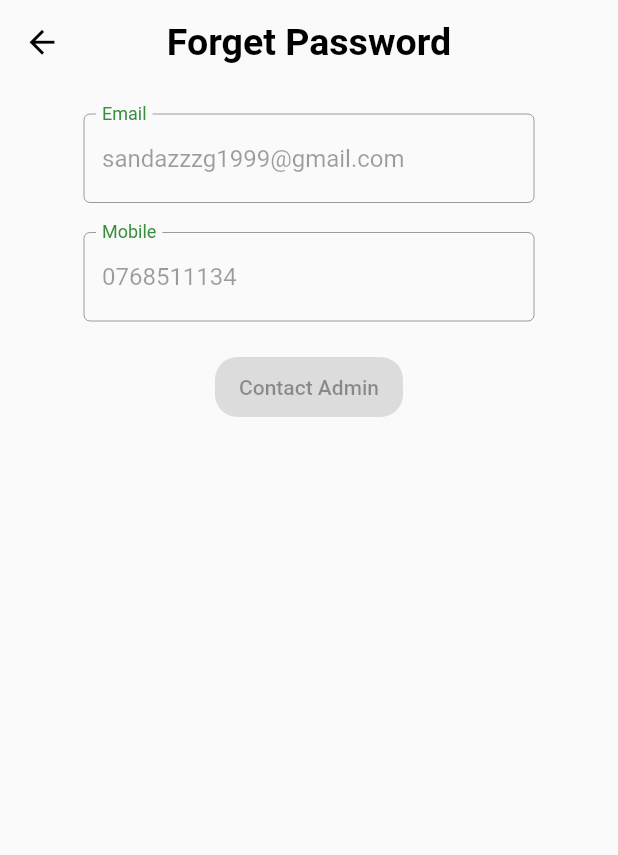
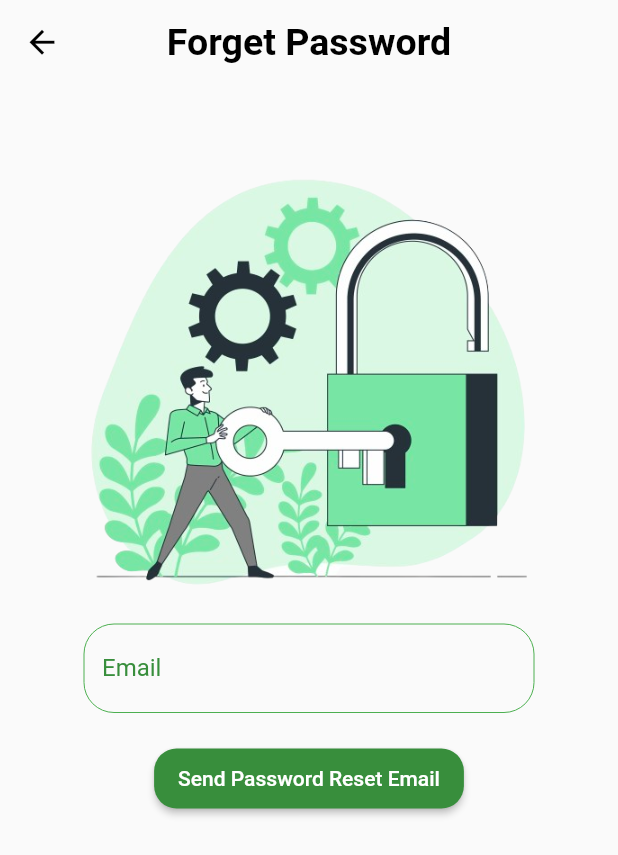
Before and after one commit to sandazz/waste_management_application, a Flutter app: the ForgetPassword screen opened directly, on a phone screen of 412 x 824 dp. Shown: the top 855 px of the screen. Run offline on Flutter 3.47's test engine with Material 2 defaults, Android fonts, the phone set to English and light mode, and no system bars; our stand-ins replace cloud_firestore, firebase_auth, firebase_core, firebase_storage, flutter_fortune_wheel, image_picker and 4 more; missing offline and left inert: flutter_barcode_scanner, mobile_scanner; accounts and stored records are empty.

Commit message:
Forget password - add reset password method - firebase reset password

```diff
--- a/lib/login/forgetPassword.dart
+++ b/lib/login/forgetPassword.dart
@@ -1,7 +1,7 @@
-
-
 import 'package:cloud_firestore/cloud_firestore.dart';
+import 'package:firebase_auth/firebase_auth.dart';
 import 'package:flutter/material.dart';
+import 'package:waste_management_app/components/snackbar.dart';
 
 class ForgetPassword extends StatefulWidget {
   const ForgetPassword({super.key});
@@ -11,73 +11,39 @@ class ForgetPassword extends StatefulWidget {
 }
 
 class _ForgetPasswordState extends State<ForgetPassword>  {
+
+  String forgetPasswordImageURL = "assets/app_images/forget_password_image.png";
+
   final GlobalKey<FormState> _formKey = GlobalKey<FormState>();
-
-  String currentUser = '';
-
-  final mobileController = TextEditingController();
   final emailController = TextEditingController();
-
-  String? _validateMobile(String? value) {
-    if (value == null || value.isEmpty) {
-      return 'Mobile is required';
-    }
-  }
 
   String? _validateEmail(String? value) {
     if (value == null || value.isEmpty) {
       return 'Email is required';
     }
+
+    final emailRegExp = RegExp(r'^[\w-]+(\.[\w-]+)*@[a-zA-Z0-9-]+(\.[a-zA-Z0-9-]+)*(\.[a-zA-Z]{2,})$');
+    if (!emailRegExp.hasMatch(value)) {
+      return 'Enter a valid email address';
+    }
+
+    return null;
   }
 
-  Future<void> resetPassword() async {
-    await FirebaseFirestore.instance
-        .collection('users')
-        .doc(currentUser)
-        .update({'password': 'Qwerty@123'});
-  }
-
-  Future<void> handleSubmit(TextEditingController emailController, TextEditingController mobileController) async {
+  Future<void> sendPasswordResetEmail() async {
     if (_formKey.currentState!.validate()) {
-      // Query Firestore for documents in the 'users' collection where 'email' equals the email provided by the user
-      QuerySnapshot querySnapshot = await FirebaseFirestore.instance
-          .collection('users')
-          .where('email', isEqualTo: emailController.text.trim())
-          .where('mobile', isEqualTo: mobileController.text.trim()) // Please note that storing passwords in plaintext is a bad practice
-          .get();
-
-      if (querySnapshot.docs.isEmpty) {
-        // If the query results in no documents, then there is no user with the given email and password
-        ScaffoldMessenger.of(context).showSnackBar(
-          SnackBar(content: Text('No user found with given credentials.')),
-        );
-      } else {
-        // If the query results in one or more documents, then there is a user with the given email and password
-        ScaffoldMessenger.of(context).showSnackBar(
-          SnackBar(content: Text('User found with given credentials.')),
-        );
-
-        currentUser = querySnapshot.docs.first.id; // assuming there is only one matching document
-        print("Current user ID is: $currentUser");
+      try {
+        print(emailController.text.trim());
+        await FirebaseAuth.instance.sendPasswordResetEmail(email: emailController.text.trim());
+        CustomSnackBar.showSuccess(context, 'Password reset email sent. Check your inbox.');
+      } catch (e) {
+        print('Error sending password reset email: $e');
+        CustomSnackBar.showError(context, 'Error sending password reset email.');
       }
-
-
-      // Clear store values
-      emailController.clear();
-      mobileController.clear();
     }
   }
 
-  Future<void> addContactDetails() async{
-    emailController.text = 'sandazzzg1999@gmail.com';
-    mobileController.text = '0768511134';
-  }
 
-  @override
-  void initState(){
-    super.initState();
-    addContactDetails();
-  }
 
   @override
   Widget build(BuildContext context) {
@@ -113,7 +79,15 @@ class _ForgetPasswordState extends State<ForgetPassword>  {
           key: _formKey,
           child: Column(
             children: [
-              SizedBox(height: 20.0,),
+              SizedBox(height: 50.0,),
+              Container(
+                width: 300.0,
+                child: Image.asset(
+                  forgetPasswordImageURL, // Replace "image.jpg" with the actual filename and extension of your image
+                  fit: BoxFit.cover, // Choose the desired fit option (e.g., BoxFit.cover, BoxFit.fill)
+                ),
+              ),
+              SizedBox(height: 10.0,),
               Row(
                 mainAxisAlignment: MainAxisAlignment.center,
                 children: [
@@ -138,44 +112,13 @@ class _ForgetPasswordState extends State<ForgetPassword>  {
                         ),
                         validator: _validateEmail,
                         controller: emailController,
-                        enabled: false,
-                      )
-                  )
-                ],
-              ),
-              SizedBox(height: 20.0,),
-              Row(
-                mainAxisAlignment: MainAxisAlignment.center,
-                children: [
-                  Container(
-                      width: 300.0,
-                      child: TextFormField(
-                        decoration: InputDecoration(
-                          labelText: 'Mobile',
-                          labelStyle: TextStyle(
-                            color: Colors.green[700], // Set the desired text color
-                          ),
-                          enabledBorder: OutlineInputBorder(
-                            borderRadius: BorderRadius.all(Radius.circular(20.0)),
-                            borderSide:
-                            BorderSide(color: Colors.green, width: 0.0),
-                          ),
-                          focusedBorder: OutlineInputBorder(
-                            borderRadius: BorderRadius.all(Radius.circular(20.0)),
-                            borderSide: BorderSide(color: Colors.green, width: 2.0), // Set the desired border color and width
-                          ),
-                          border: OutlineInputBorder(),
-                        ),
-                        validator: _validateMobile,
-                        controller: mobileController,
-                        enabled: false,
                       )
                   )
                 ],
               ),
               SizedBox(height: 20.0,),
               ElevatedButton(
-                onPressed: null,
+                onPressed: () => sendPasswordResetEmail(),
                 style: ElevatedButton.styleFrom(
                   minimumSize: Size(100.0, 40.0),
                   primary: Colors.green[700], // Set the desired button color
@@ -183,7 +126,7 @@ class _ForgetPasswordState extends State<ForgetPassword>  {
                     borderRadius: BorderRadius.circular(15.0), // Set the desired border radius
                   ),
                 ),
-                child: Text('Contact Admin'),
+                child: Text('Send Password Reset Email'),
               ),
             ],
           ),
```
Also changed, not shown: assets/app_images/forget_password_image.png (added).
